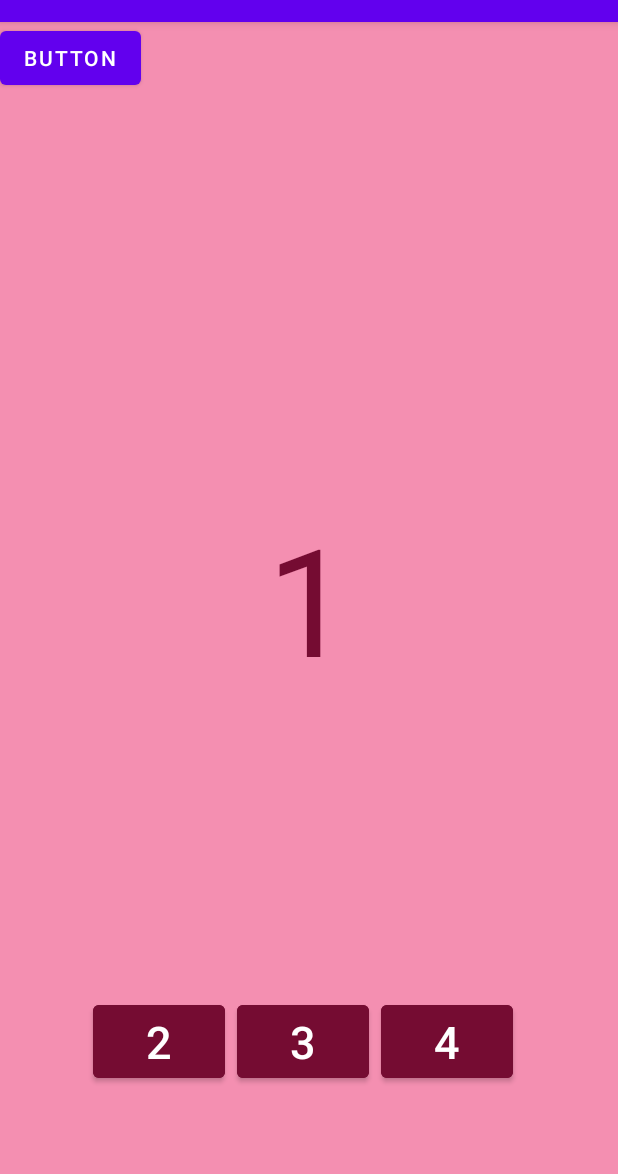
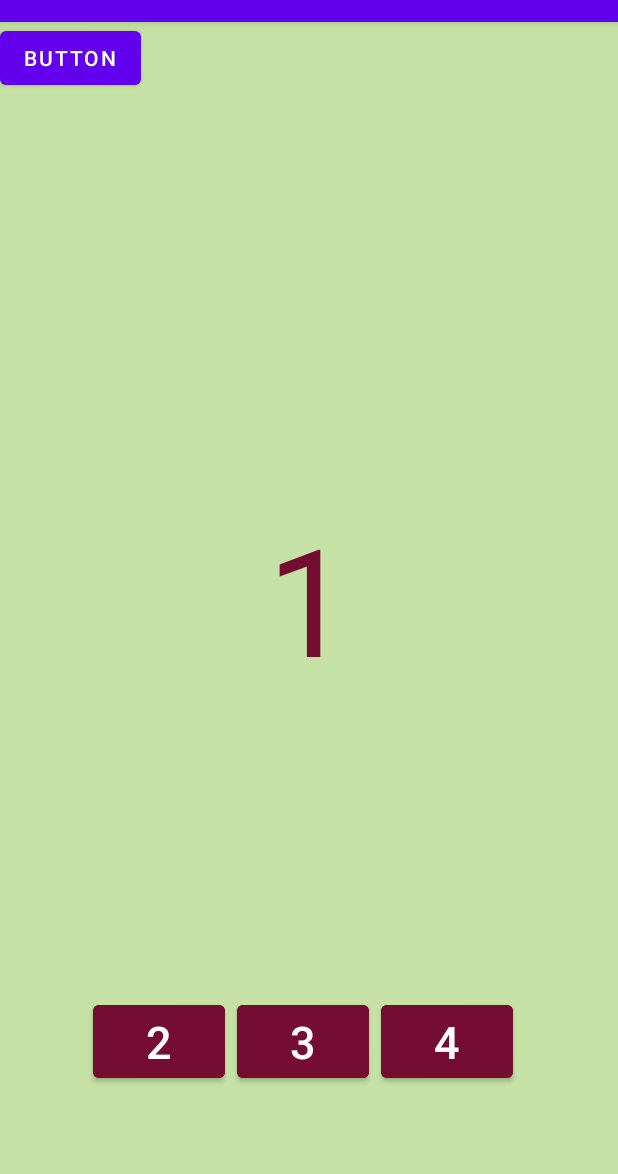
Before and after one commit to ParisaFaridi/FragmentPractice, an Android app: the screen it shows after launch (MainActivity), on a phone screen of 412 x 824 dp, the part 62-1236 px from its top. Run offline under Robolectric (Android 15) with nearby library versions, the phone set to English and light mode, and no system bars.

Commit message:
Update fragment_fist.xml
background changed

```diff
--- a/app/src/main/res/layout/fragment_fist.xml
+++ b/app/src/main/res/layout/fragment_fist.xml
@@ -4,7 +4,7 @@
     android:layout_width="match_parent"
     android:layout_height="match_parent"
     tools:context=".FistFragment"
-    android:background="#F48FB1">
+    android:background="#C5E1A5">
 
     <LinearLayout
         android:layout_width="match_parent"
```
